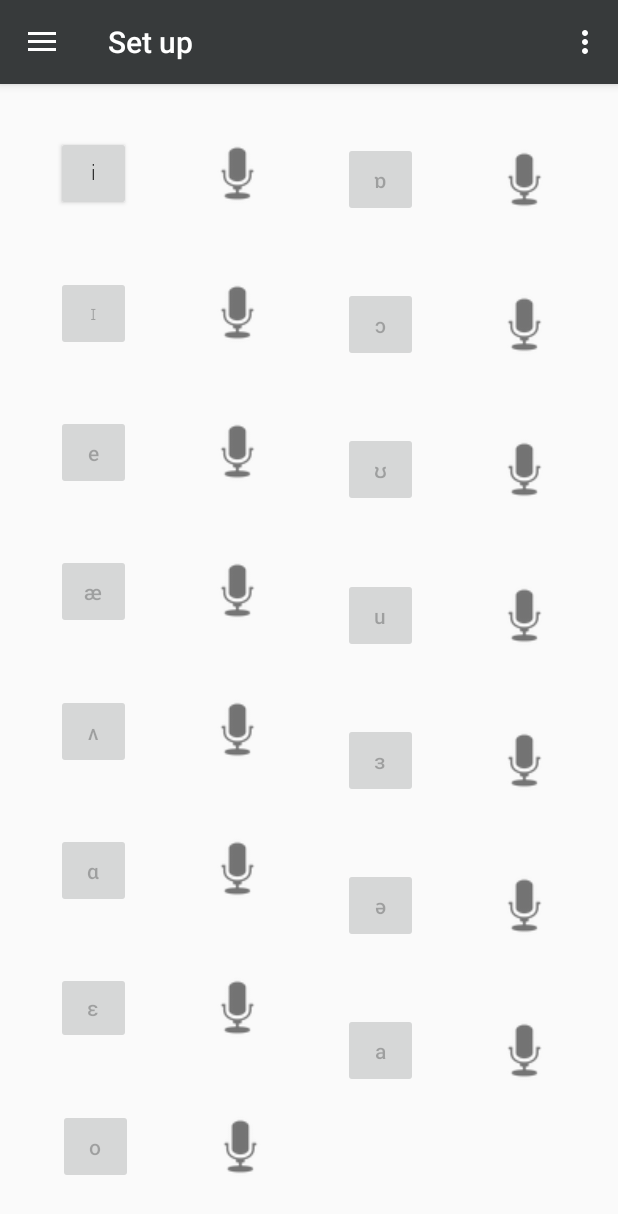
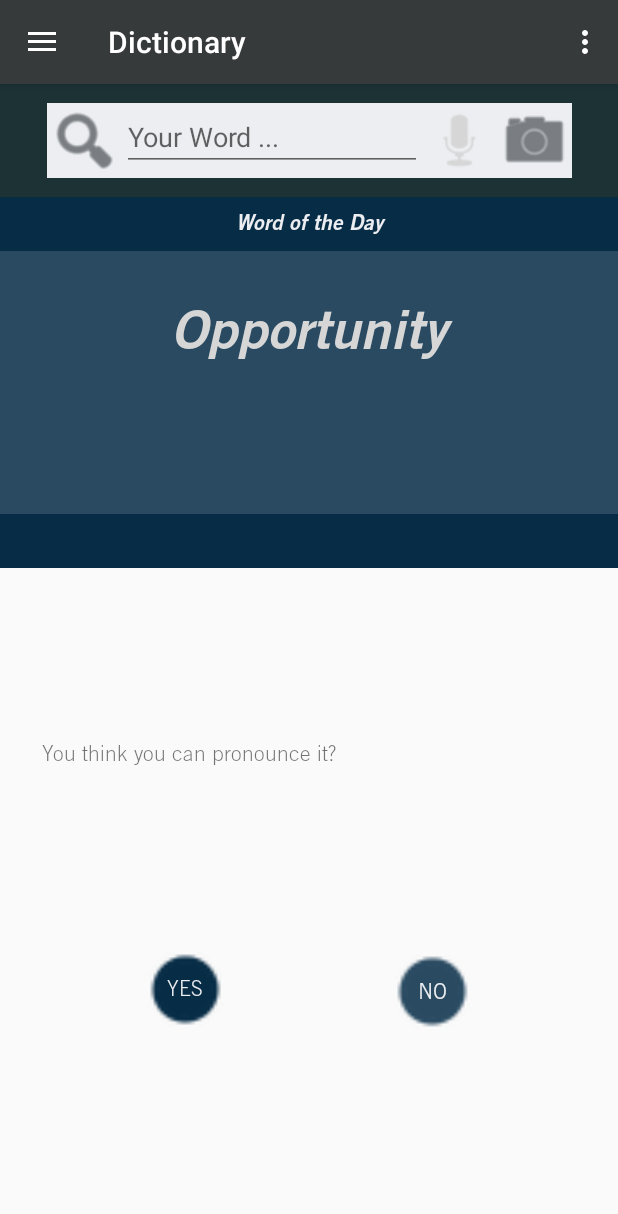
Before and after one commit to Omid-Ettehadi/Language-learning-app, an Android app: the screen it shows after launch once a user with an empty profile is signed in (NavigationActivity), in the options menu, after a tap on "Set as default", on a phone screen of 412 x 824 dp. Shown: the top 1214 px of the screen. Run offline under Robolectric (Android 15) with nearby library versions, the light colour scheme and no system bars; our stand-ins replace Firebase (no records; nobody signed in at launch, a user with empty details on screens opened directly); libraries missing offline, so code that uses them is left out: me.anwarshahriar.calligrapher; 12 statements that could not run were skipped.

```diff
--- a/app/src/main/java/com/omidettehadi/language_learning_app/NavigationActivity.java
+++ b/app/src/main/java/com/omidettehadi/language_learning_app/NavigationActivity.java
@@ -256,6 +256,13 @@ public class NavigationActivity extends AppCompatActivity
             User_ɒ_2 = ɒ_2;
             User_ɑ_1 = ɑ_1;
             User_ɑ_2 = ɑ_2;
+
+            setTitle("Dictionary");
+            DictionaryFragment fragment = new DictionaryFragment();
+            FragmentTransaction fragmenttransaction = getSupportFragmentManager().beginTransaction();
+            fragmenttransaction.replace(R.id.main,fragment,"Dictionary");
+            fragmenttransaction.commit();
+
             return true;
         }
         return super.onOptionsItemSelected(item);
```
Also changed, not shown: app/src/main/java/com/omidettehadi/language_learning_app/LearnFragment.java (+14 -14 lines).
